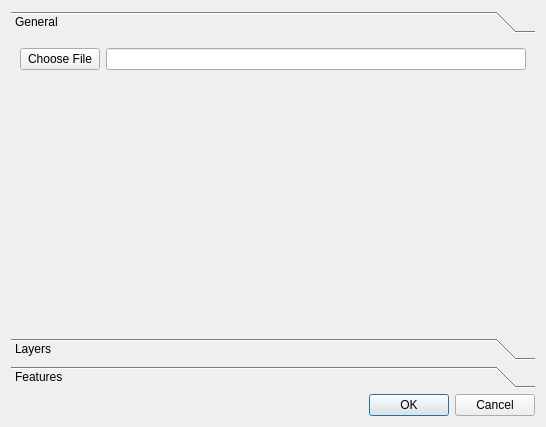
Above: ilastik/widgets/exportToKnimeDialog.ui from ilastik/ilastik before the change. Below: the same form after it.
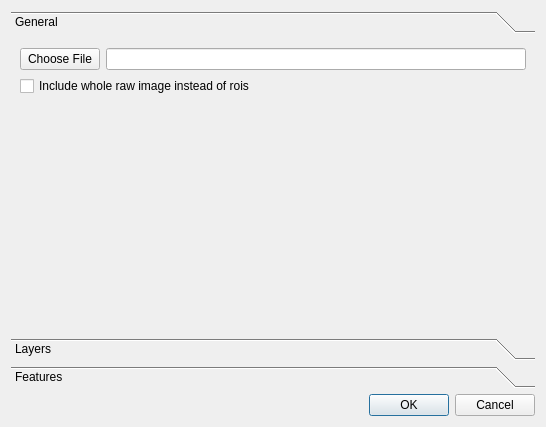
That is the form after the change.

Commit message: brief: modified exportDialog

```diff
--- a/ilastik/widgets/exportToKnimeDialog.ui
+++ b/ilastik/widgets/exportToKnimeDialog.ui
@@ -16,7 +16,18 @@
   <layout class="QVBoxLayout" name="verticalLayout">
    <item>
     <widget class="QToolBox" name="toolBox">
+     <property name="enabled">
+      <bool>true</bool>
+     </property>
      <widget class="QWidget" name="generalBox">
+      <property name="geometry">
+       <rect>
+        <x>0</x>
+        <y>0</y>
+        <width>528</width>
+        <height>283</height>
+       </rect>
+      </property>
       <attribute name="label">
        <string>General</string>
       </attribute>
@@ -31,6 +42,13 @@
          </property>
         </widget>
        </item>
+       <item row="1" column="0" colspan="2">
+        <widget class="QCheckBox" name="includeRaw">
+         <property name="text">
+          <string>Include whole raw image instead of rois</string>
+         </property>
+        </widget>
+       </item>
       </layout>
      </widget>
      <widget class="QWidget" name="layerBox">
@@ -60,13 +78,6 @@
          </property>
         </widget>
        </item>
-       <item>
-        <widget class="QCheckBox" name="includeRaw">
-         <property name="text">
-          <string>Include raw image</string>
-         </property>
-        </widget>
-       </item>
       </layout>
      </widget>
      <widget class="QWidget" name="featureBox">
```
Left out of the diff: 26 changed lines with no effect on the pictures. The commit also changes 3 other files.
